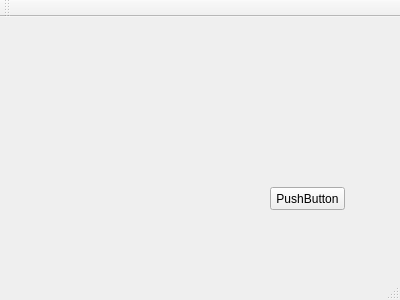
The window that mainwindow.ui (vangrtc/sova) describes before a commit, drawn with Qt 5.
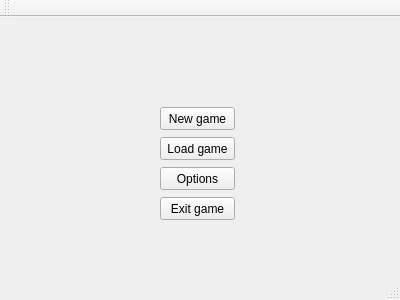
The same window after the commit.

What changed in the file:
```diff
--- a/mainwindow.ui
+++ b/mainwindow.ui
@@ -17,14 +17,53 @@
    <widget class="QPushButton" name="pushButton">
     <property name="geometry">
      <rect>
-      <x>270</x>
-      <y>170</y>
+      <x>160</x>
+      <y>90</y>
       <width>75</width>
       <height>23</height>
      </rect>
     </property>
     <property name="text">
-     <string>PushButton</string>
+     <string>New game</string>
+    </property>
+   </widget>
+   <widget class="QPushButton" name="loadButton">
+    <property name="geometry">
+     <rect>
+      <x>160</x>
+      <y>120</y>
+      <width>75</width>
+      <height>23</height>
+     </rect>
+    </property>
+    <property name="text">
+     <string>Load game</string>
+    </property>
+   </widget>
+   <widget class="QPushButton" name="optionsButton">
+    <property name="geometry">
+     <rect>
+      <x>160</x>
+      <y>150</y>
+      <width>75</width>
+      <height>23</height>
+     </rect>
+    </property>
+    <property name="text">
+     <string>Options</string>
+    </property>
+   </widget>
+   <widget class="QPushButton" name="exitButton">
+    <property name="geometry">
+     <rect>
+      <x>160</x>
+      <y>180</y>
+      <width>75</width>
+      <height>23</height>
+     </rect>
+    </property>
+    <property name="text">
+     <string>Exit game</string>
     </property>
    </widget>
   </widget>
```
Left out of the diff: 2 changed lines with no effect on the pictures.
